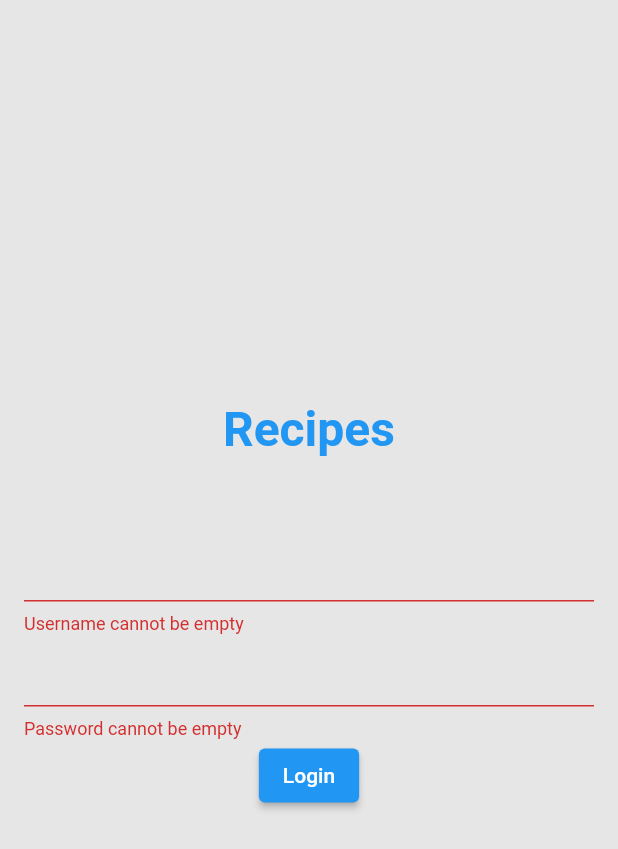
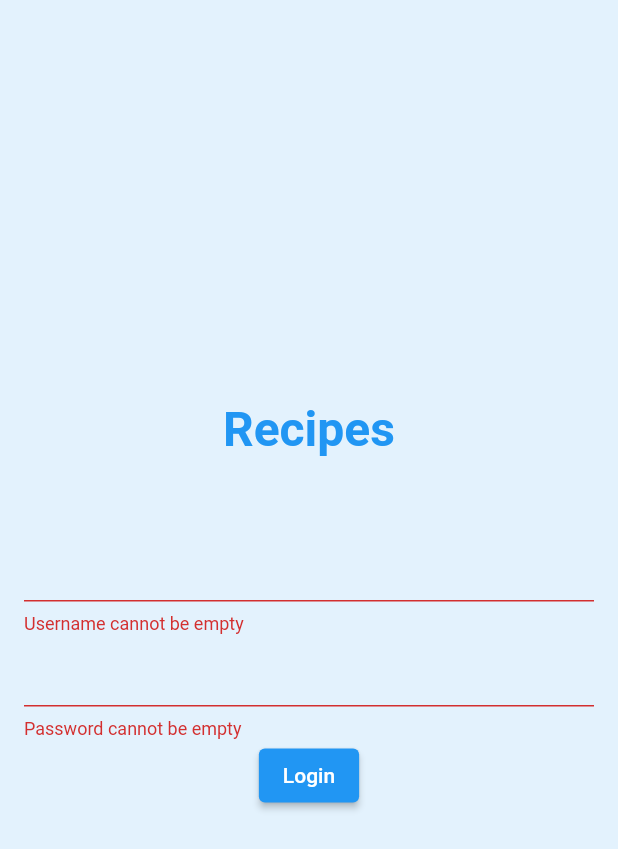
Before and after one commit to robjvan/recipes_web, a Flutter app: the screen it shows after launch, after a tap on "Login", on a phone screen of 412 x 824 dp. Shown: the top 849 px of the screen. Run offline on Flutter 3.47's test engine with Material 2 defaults, Android fonts, the phone set to English and light mode, and no system bars; our stand-ins replace get; missing offline and left inert: flutter_jailbreak_detection, platform_plus.

Commit message:
Refactored widget tree

```diff
--- a/lib/pages/login_screen/login_screen.dart
+++ b/lib/pages/login_screen/login_screen.dart
@@ -1,10 +1,9 @@
 import 'package:flutter/material.dart';
 import 'package:get/get.dart';
-import 'package:recipes_web/api/recipes_api.dart';
+import 'package:recipes_web/api/auth_api.dart';
 import 'package:recipes_web/config/config.dart';
 import 'package:recipes_web/controllers/api_state.controller.dart';
 import 'package:recipes_web/models/dto/sign_in.dto.dart';
-import 'package:recipes_web/providers/recipes_api_provider.dart';
 
 class LoginScreen extends StatelessWidget {
   const LoginScreen({super.key});
@@ -13,39 +12,52 @@ class LoginScreen extends StatelessWidget {
 
   @override
   Widget build(final BuildContext context) {
-    final TextEditingController usernameController = TextEditingController();
-    final TextEditingController passwordController = TextEditingController();
-    final RecipesAPI recipesAPI = RecipesAPI(RecipesAPIProvider());
     final double sw = MediaQuery.of(context).size.width;
     final ApiStateController apiState = Get.put(ApiStateController());
 
     return Scaffold(
       body: Container(
-        decoration: BoxDecoration(color: Theme.of(context).splashColor),
+        decoration: BoxDecoration(color: Colors.blue[50]),
         width: sw,
         child: Column(
           mainAxisAlignment: MainAxisAlignment.center,
           crossAxisAlignment: CrossAxisAlignment.center,
           children: <Widget>[
-            Text(
+            _buildHeaderWidget(context),
+            const SizedBox(height: 32),
+            Obx(
+              () => apiState.isLoading.value
+                  ? _buildProgressIndicator()
+                  : _buildLoginForm(),
+            ),
+          ],
+        ),
+      ),
+    );
+  }
+
+  Widget _buildHeaderWidget(final BuildContext context) => Text(
         'Recipes',
         style: TextStyle(
           fontSize: 32,
           color: Theme.of(context).primaryColor,
           fontWeight: FontWeight.bold,
         ),
-            ),
-            const SizedBox(height: 32),
-            Obx(
-              () => apiState.isLoading.value
-                  ? const CircularProgressIndicator() // TODO(Rob): Add some style
-                  : Form(
+      );
+
+  Widget _buildLoginForm() {
+    final TextEditingController usernameController = TextEditingController();
+    final TextEditingController passwordController = TextEditingController();
+    final AuthAPI authAPI = AuthAPI();
+
+    return Form(
       key: formKey,
       child: Padding(
         padding: const EdgeInsets.all(16.0),
         child: Column(
           mainAxisSize: MainAxisSize.min,
           children: <Widget>[
+            // Username (email address) field
             TextFormField(
               controller: usernameController,
               validator: (final String? value) {
@@ -57,6 +69,7 @@ class LoginScreen extends StatelessWidget {
               keyboardType: TextInputType.emailAddress,
               decoration: const InputDecoration(),
             ),
+            // Password Field
             TextFormField(
               controller: passwordController,
               validator: (final String? value) {
@@ -68,11 +81,12 @@ class LoginScreen extends StatelessWidget {
               obscureText: true,
               decoration: const InputDecoration(),
             ),
+            /// Login button
             ElevatedButton(
               child: const Text('Login'),
               onPressed: () async {
                 if (formKey.currentState!.validate()) {
-                                  await recipesAPI.signIn(
+                  await authAPI.signIn(
                     signInCredentials: SignInDto(
                       username: usernameController.text,
                       password: passwordController.text,
@@ -85,11 +99,10 @@ class LoginScreen extends StatelessWidget {
           ],
         ),
       ),
-                    ),
-            ),
-          ],
-        ),
-      ),
     );
   }
+
+  Widget _buildProgressIndicator() => const CircularProgressIndicator(
+      // TODO(Rob): Add some styling to the indicator
+      );
 }
```
Lines whose indentation alone changed are shown as unchanged.
